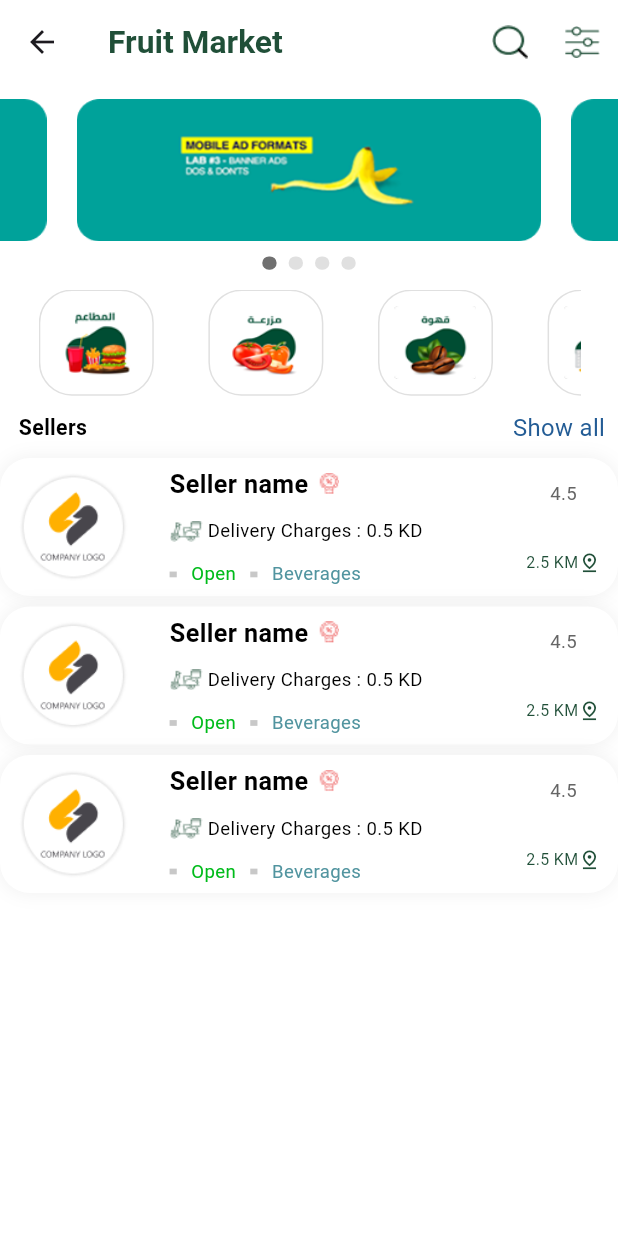
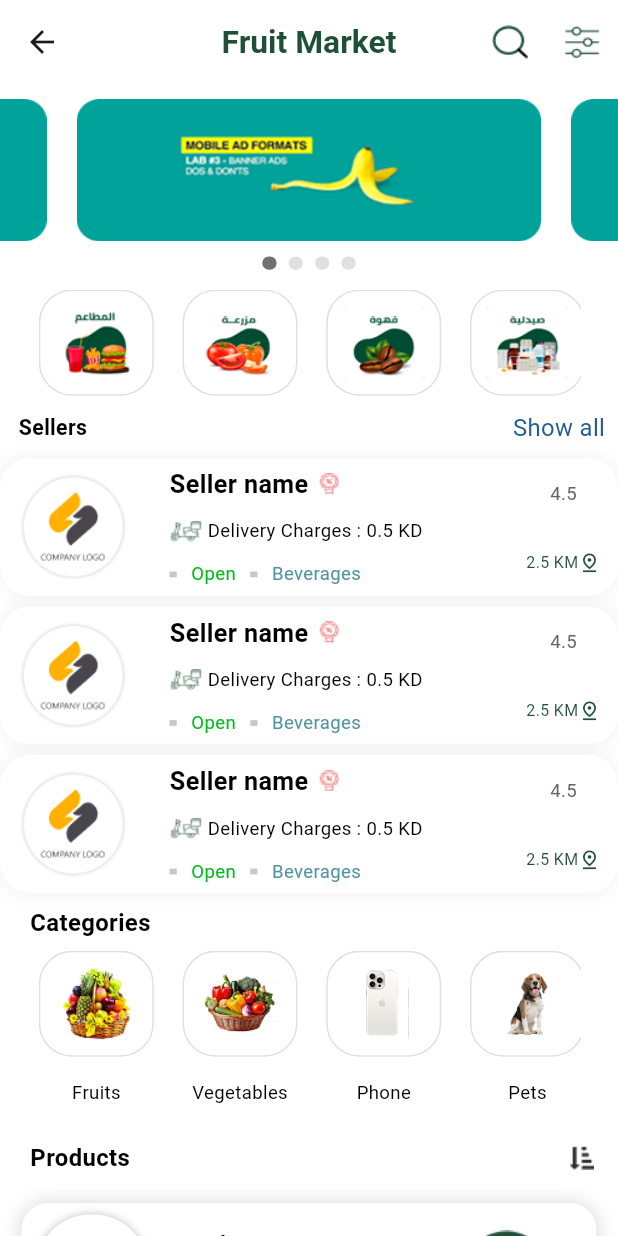
Before and after one commit to MostafaShalaby10/Fruit_App, a Flutter app: the HomeView screen opened directly, on a phone screen of 412 x 824 dp. Run offline on Flutter 3.47's test engine with Material 3 defaults, Android fonts, the phone set to English and light mode, and no system bars; drawn by our look-alikes of carousel_slider, smooth_page_indicator; our stand-ins replace device_preview, flutter_screenutil, intl_phone_field, pinput.

Commit message:
complete home page

```diff
--- /dev/null
+++ b/lib/features/home/views/home_two.dart
@@ -0,0 +1,512 @@
+import 'package:flutter/material.dart';
+import 'package:flutter_screenutil/flutter_screenutil.dart';
+
+import '../../../core/colors/colors.dart';
+import '../../../core/widgets/custom_text_widget.dart';
+
+class HomeTwo extends StatefulWidget {
+  const HomeTwo({super.key});
+
+  @override
+  State<HomeTwo> createState() => _HomeTwoState();
+}
+
+class _HomeTwoState extends State<HomeTwo> {
+  bool searchClicked = false;
+
+  @override
+  Widget build(BuildContext context) {
+    return Scaffold(
+      appBar: AppBar(
+        leading: IconButton(
+          onPressed: () {
+            Navigator.pop(context);
+          },
+          icon: const Icon(Icons.arrow_back_ios_new_outlined),
+        ),
+        centerTitle: true,
+        backgroundColor: Colors.white,
+        title: const CustomTextWidget(
+          text: "Fruit Market",
+          fontSize: 24,
+          fontWeight: FontWeight.bold,
+          color: primaryColor,
+        ),
+        actions: [
+          IconButton(
+            onPressed: () {
+              if (!searchClicked) {
+                setState(() {
+                  searchClicked = !searchClicked;
+                });
+              }
+            },
+            icon:
+                searchClicked
+                    ? const Icon(Icons.notifications_outlined)
+                    : Image.asset(
+                      "assets/Icon feather-search.png",
+                      width: 25.w,
+                    ),
+          ),
+        ],
+      ),
+
+      body: SingleChildScrollView(
+        child: Column(
+          crossAxisAlignment: CrossAxisAlignment.start,
+          children: [
+            if (searchClicked)
+              Padding(
+                padding: EdgeInsets.only(
+                  left: 18.w,
+                  right: 25.w,
+                  top: 22.h,
+                  bottom: 11.h,
+                ),
+                child: TextField(
+                  decoration: InputDecoration(
+                    hintText: "What are you looking for?",
+                    hintStyle: TextStyle(
+                      fontSize: 14.sp,
+                      fontWeight: FontWeight.w400,
+                    ),
+                    prefixIcon: const Icon(Icons.search),
+
+                    border: const OutlineInputBorder(
+                      borderSide: BorderSide(color: Colors.black),
+                    ),
+                  ),
+                ),
+              ),
+            const SellersItem(),
+            Padding(
+              padding: EdgeInsets.only(left: 21.w, top: 1.5.h, bottom: 8.h),
+              child: const CustomTextWidget(
+                text: "Categories ",
+                fontSize: 18,
+                fontWeight: FontWeight.bold,
+              ),
+            ),
+            const CategoryList(),
+            Padding(
+              padding: EdgeInsets.only(left: 21.w, top: 1.h, bottom: 7.h),
+              child: Row(
+                mainAxisAlignment: MainAxisAlignment.spaceBetween,
+                children: [
+                  const CustomTextWidget(
+                    text: "Products",
+                    fontSize: 18,
+                    fontWeight: FontWeight.bold,
+                  ),
+                  IconButton(
+                    onPressed: () {},
+                    icon: Image.asset("assets/format.png", width: 17.w),
+                  ),
+                ],
+              ),
+            ),
+            ListView.builder(
+              shrinkWrap: true,
+              physics: const NeverScrollableScrollPhysics(),
+              itemCount: 2,
+              itemBuilder:
+                  (context, index) => Padding(
+                    padding: EdgeInsets.only(bottom: 18.h),
+                    child: const ProductsItem(),
+                  ),
+            ),
+          ],
+        ),
+      ),
+    );
+  }
+}
+
+class ProductsItem extends StatefulWidget {
+  const ProductsItem({super.key});
+
+  @override
+  State<ProductsItem> createState() => _ProductsItemState();
+}
+
+class _ProductsItemState extends State<ProductsItem> {
+  bool isClicked = false;
+  int count = 1;
+  @override
+  Widget build(BuildContext context) {
+    return Padding(
+      padding: EdgeInsets.symmetric(horizontal: 15.w),
+      child: InkWell(
+        onTap:
+            () => setState(() {
+              count = 1;
+              isClicked = !isClicked;
+            }),
+        child: Container(
+          padding: EdgeInsets.only(right: 34.w, left: 10.w),
+          width: isClicked ? 394.w : 401.w,
+          height: isClicked ? 222.h : 115.h,
+          decoration: BoxDecoration(
+            color: Colors.white,
+            boxShadow: [
+              BoxShadow(
+                blurRadius: 10,
+                spreadRadius: 0,
+                color: Colors.black.withOpacity(0.16),
+              ),
+            ],
+            borderRadius: BorderRadius.circular(20.r),
+          ),
+          child: Column(
+            children: [
+              Row(
+                children: [
+                  Container(
+                    padding: const EdgeInsets.all(10),
+                    decoration: BoxDecoration(
+                      color: Colors.white,
+                      borderRadius: BorderRadius.circular(100.r),
+                      boxShadow: [
+                        BoxShadow(
+                          blurRadius: 4,
+                          spreadRadius: 0,
+                          color: Colors.black.withOpacity(0.25),
+                        ),
+                      ],
+                    ),
+                    child: Image.asset(
+                      "assets/vegetables.png",
+                      width: 57.w,
+                      height: 59.h,
+                    ),
+                  ),
+                  Expanded(
+                    child: Padding(
+                      padding: EdgeInsets.only(left: 22.w),
+                      child: Column(
+                        crossAxisAlignment: CrossAxisAlignment.start,
+                        children: [
+                          SizedBox(height: 20.h),
+
+                          const CustomTextWidget(
+                            text: "Product name",
+                            fontSize: 16,
+                            fontWeight: FontWeight.bold,
+                          ),
+                          SizedBox(height: 4.h),
+                          Row(
+                            children: [
+                              const CustomTextWidget(
+                                text: "12.00 KD",
+                                fontSize: 14,
+                                fontWeight: FontWeight.w400,
+                                color: Color(0xff656565),
+                              ),
+                              SizedBox(width: 12.w),
+                              const CustomTextWidget(
+                                text: "14.00 KD",
+                                fontSize: 14,
+                                fontWeight: FontWeight.w400,
+                                color: Color(0xffD1D1D1),
+                              ),
+                            ],
+                          ),
+
+                          SizedBox(height: 10.h),
+
+                          Container(
+                            width: 102.w,
+                            height: 22.h,
+                            padding: EdgeInsets.symmetric(horizontal: 7.w),
+                            decoration: BoxDecoration(
+                              color: const Color(0xffDF958F),
+                              borderRadius: BorderRadius.circular(15.r),
+                            ),
+                            child: const Center(
+                              child: CustomTextWidget(
+                                color: Colors.white,
+                                text: "Up to 10% Off",
+                                fontSize: 12,
+                                fontWeight: FontWeight.w500,
+                              ),
+                            ),
+                          ),
+                        ],
+                      ),
+                    ),
+                  ),
+                  if (!isClicked) Image.asset("assets/add_to_cart.png"),
+                ],
+              ),
+              if (isClicked)
+                Column(
+                  crossAxisAlignment: CrossAxisAlignment.start,
+                  children: [
+                    SizedBox(height: 18.h),
+
+                    const CustomTextWidget(
+                      textAlign: TextAlign.start,
+                      text:
+                          "Lorem ipsum dolor sit amet, consectetur adipiscing",
+                      fontSize: 16,
+                      fontWeight: FontWeight.w400,
+                      color: Color(0xff656565),
+                    ),
+                    SizedBox(height: 10.h),
+                    Row(
+                      mainAxisAlignment: MainAxisAlignment.spaceBetween,
+                      children: [
+                        Container(
+                          width: 126.w,
+                          height: 30.h,
+                          decoration: BoxDecoration(
+                            color: Colors.white,
+                            borderRadius: BorderRadius.circular(15.r),
+                            boxShadow: [
+                              BoxShadow(
+                                blurRadius: 4,
+                                spreadRadius: 0,
+                                color: Colors.black.withOpacity(0.25),
+                                offset: const Offset(0, 1),
+                              ),
+                            ],
+                          ),
+                          child: Row(
+                            mainAxisAlignment: MainAxisAlignment.spaceAround,
+                            crossAxisAlignment: CrossAxisAlignment.center,
+                            children: [
+                              IconButton(
+                                onPressed: () {
+                                  setState(() {
+                                    if (count > 1) {
+                                      count--;
+                                    }
+                                  });
+                                },
+                                icon: const Icon(Icons.remove, size: 15),
+                              ),
+                              CustomTextWidget(
+                                text: "$count",
+                                fontSize: 17,
+                                fontWeight: FontWeight.w400,
+                              ),
+                              IconButton(
+                                onPressed: () {
+                                  setState(() {
+                                    count++;
+                                  });
+                                },
+                                icon: const Icon(Icons.add, size: 15),
+                              ),
+                            ],
+                          ),
+                        ),
+                        Container(
+                          width: 144.w,
+                          height: 37.h,
+                          padding: EdgeInsets.only(
+                            left: 10.w,
+                            right: 10.w,
+                            top: 0.h,
+                            bottom: 4.h,
+                          ),
+                          decoration: BoxDecoration(
+                            boxShadow: [
+                              BoxShadow(
+                                blurRadius: 4,
+                                spreadRadius: 0,
+                                color: Colors.black.withOpacity(0.5),
+                              ),
+                            ],
+                            color: const Color(0xff204F38),
+                            borderRadius: BorderRadius.circular(15.r),
+                          ),
+                          child: Row(
+                            mainAxisAlignment: MainAxisAlignment.spaceAround,
+                            children: [
+                              Image.asset("assets/cart_icon.png"),
+                              const CustomTextWidget(
+                                text: "Add to Cart",
+                                fontSize: 16,
+                                color: Colors.white,
+                                fontWeight: FontWeight.w500,
+                              ),
+                            ],
+                          ),
+                        ),
+                      ],
+                    ),
+                  ],
+                ),
+            ],
+          ),
+        ),
+      ),
+    );
+  }
+}
+
+class SellersItem extends StatelessWidget {
+  const SellersItem({super.key});
+
+  @override
+  Widget build(BuildContext context) {
+    return Container(
+      padding: EdgeInsets.only(left: 10.w, right: 12.w),
+      height: 104.h,
+      width: 412.w,
+      decoration: BoxDecoration(
+        color: Colors.white,
+        borderRadius: BorderRadius.circular(20),
+        boxShadow: [
+          BoxShadow(
+            color: Colors.grey.withOpacity(0.25),
+            spreadRadius: 0,
+            blurRadius: 10,
+          ),
+        ],
+      ),
+      child: Row(
+        mainAxisAlignment: MainAxisAlignment.spaceAround,
+        children: [
+          Image.asset("assets/logo.png", width: 82.w, height: 82.h),
+          Expanded(
+            child: Padding(
+              padding: EdgeInsets.only(left: 26.w),
+              child: Column(
+                mainAxisAlignment: MainAxisAlignment.spaceAround,
+                crossAxisAlignment: CrossAxisAlignment.start,
+                children: [
+                  Row(
+                    children: [
+                      const CustomTextWidget(
+                        text: "Seller name",
+                        fontSize: 19,
+                        fontWeight: FontWeight.bold,
+                      ),
+                      SizedBox(width: 7.w),
+                    ],
+                  ),
+                  Row(
+                    children: [
+                      Image.asset("assets/fesba.png"),
+                      const CustomTextWidget(
+                        text: " Delivery Charges : 0.5 KD",
+                        fontSize: 14,
+                        fontWeight: FontWeight.normal,
+                      ),
+                    ],
+                  ),
+                  Row(
+                    children: [
+                      Padding(
+                        padding: EdgeInsets.only(right: 10.w),
+                        child: Container(
+                          width: 5.w,
+                          height: 4.w,
+                          color: const Color(0xffC8C8C8),
+                        ),
+                      ),
+                      const CustomTextWidget(
+                        text: "Open",
+                        fontSize: 14,
+                        fontWeight: FontWeight.normal,
+                        color: Color(0xff00BB1A),
+                      ),
+                      Padding(
+                        padding: EdgeInsets.only(right: 10.w, left: 10.w),
+                        child: Container(
+                          width: 5.w,
+                          height: 4.w,
+                          color: const Color(0xffC8C8C8),
+                        ),
+                      ),
+                      const CustomTextWidget(
+                        text: "4.5",
+                        fontSize: 14,
+                        fontWeight: FontWeight.normal,
+                        color: Color(0xff656565),
+                      ),
+                    ],
+                  ),
+                ],
+              ),
+            ),
+          ),
+          Padding(
+            padding: EdgeInsets.only(top: 10.h),
+            child: Column(
+              mainAxisAlignment: MainAxisAlignment.start,
+              children: [
+                Image.asset(alignment: Alignment.topCenter, "assets/badge.png"),
+              ],
+            ),
+          ),
+        ],
+      ),
+    );
+  }
+}
+
+class CategoryList extends StatefulWidget {
+  const CategoryList({super.key});
+
+  @override
+  State<CategoryList> createState() => _CategoryListState();
+}
+
+class _CategoryListState extends State<CategoryList> {
+  List<String> categoriesImages = [
+    "assets/fruits.png",
+    "assets/vegetables.png",
+    "assets/phone.png",
+    "assets/pets.png",
+  ];
+  List<String> categoriesTitles = ["Fruits", "Vegetables", "Phone", "Pets"];
+
+  @override
+  Widget build(BuildContext context) {
+    return Padding(
+      padding: EdgeInsets.only(left: 27.w, right: 26.w, bottom: 11.h),
+      child: SizedBox(
+        height: 117.h,
+        child: ListView.builder(
+          scrollDirection: Axis.horizontal,
+          itemCount: categoriesImages.length,
+          itemBuilder:
+              (context, index) => Padding(
+                padding: EdgeInsets.only(
+                  right: index == 3 ? 0.w : 10.w,
+                  left: index == 0 ? 0.w : 10.w,
+                ),
+                child: Column(
+                  mainAxisAlignment: MainAxisAlignment.center,
+                  crossAxisAlignment: CrossAxisAlignment.center,
+                  children: [
+                    Container(
+                      width: 80.w,
+                      height: 80.h,
+                      padding: const EdgeInsets.all(10),
+
+                      decoration: BoxDecoration(
+                        borderRadius: BorderRadius.circular(25.r),
+                        border: Border.all(color: Colors.black12),
+                      ),
+                      child: Image.asset(categoriesImages[index]),
+                    ),
+                    SizedBox(height: 17.h),
+                    CustomTextWidget(
+                      textAlign: TextAlign.center,
+                      text: categoriesTitles[index],
+                      fontSize: 14,
+                      fontWeight: FontWeight.w400,
+                    ),
+                  ],
+                ),
+              ),
+        ),
+      ),
+    );
+  }
+}
--- a/lib/features/home/views/home_view.dart
+++ b/lib/features/home/views/home_view.dart
@@ -6,6 +6,7 @@ import 'package:task_one/core/colors/colors.dart';
 import 'package:task_one/core/widgets/custom_text_form_field.dart';
 import 'package:task_one/core/widgets/custom_text_widget.dart';
 import 'package:task_one/core/widgets/nav_bar_widget.dart';
+import 'package:task_one/features/home/views/home_two.dart';
 
 import 'filter_dialog.dart';
 
@@ -29,6 +30,7 @@ class _HomeViewState extends State<HomeView> {
   Widget build(BuildContext context) {
     return Scaffold(
       appBar: AppBar(
+        centerTitle: true,
         backgroundColor: Colors.white,
         title: const CustomTextWidget(
           text: "Fruit Market",
@@ -63,6 +65,7 @@ class _HomeViewState extends State<HomeView> {
       ),
       body: SingleChildScrollView(
         child: Column(
+          crossAxisAlignment: CrossAxisAlignment.start,
           children: [
             if (searchClicked)
               Padding(
@@ -81,7 +84,7 @@ class _HomeViewState extends State<HomeView> {
                     ),
                     prefixIcon: const Icon(Icons.search),
 
-                    border: OutlineInputBorder(
+                    border: const OutlineInputBorder(
                       borderSide: BorderSide(color: Colors.black),
                     ),
                   ),
@@ -113,7 +116,8 @@ class _HomeViewState extends State<HomeView> {
                     );
                   }).toList(),
             ),
-            SmoothIndicator(
+            Center(
+              child: SmoothIndicator(
                 offset: _index.toDouble(),
                 count: 4,
                 size: const Size(49, 7),
@@ -122,6 +126,7 @@ class _HomeViewState extends State<HomeView> {
                   dotColor: Colors.black12,
                   dotWidth: 10.w,
                   dotHeight: 10.h,
+                ),
               ),
             ),
             Padding(
@@ -135,15 +140,15 @@ class _HomeViewState extends State<HomeView> {
                 height: 80.h,
                 child: ListView.builder(
                   scrollDirection: Axis.horizontal,
-                  itemCount: 4,
+                  itemCount: cards.length,
                   itemBuilder:
                       (context, index) => Container(
                         width: 80.w,
                         height: 80.h,
                         padding: const EdgeInsets.all(10),
                         margin: EdgeInsets.only(
-                          right: index == 3 ? 0.w : 19.w,
-                          left: index == 0 ? 0.w : 19.w,
+                          right: index == 3 ? 0.w : 10.w,
+                          left: index == 0 ? 0.w : 10.w,
                         ),
                         decoration: BoxDecoration(
                           borderRadius: BorderRadius.circular(25.r),
@@ -180,7 +185,54 @@ class _HomeViewState extends State<HomeView> {
               itemBuilder:
                   (context, index) => Padding(
                     padding: EdgeInsets.only(bottom: 8.h),
+                    child: InkWell(
+                      onTap: () {
+                        Navigator.push(
+                          context,
+                          MaterialPageRoute(
+                            builder: (context) => const HomeTwo(),
+                          ),
+                        );
+                      },
                       child: const SellersItem(),
+                    ),
+                  ),
+            ),
+            Padding(
+              padding: EdgeInsets.only(left: 21.w, top: 1.5.h, bottom: 8.h),
+              child: const CustomTextWidget(
+                text: "Categories ",
+                textAlign: TextAlign.start,
+                fontSize: 18,
+                fontWeight: FontWeight.bold,
+              ),
+            ),
+            const CategoryList(),
+            Padding(
+              padding: EdgeInsets.only(left: 21.w, top: 1.h, bottom: 7.h),
+              child: Row(
+                mainAxisAlignment: MainAxisAlignment.spaceBetween,
+                children: [
+                  const CustomTextWidget(
+                    text: "Products",
+                    fontSize: 18,
+                    fontWeight: FontWeight.bold,
+                  ),
+                  IconButton(
+                    onPressed: () {},
+                    icon: Image.asset("assets/format.png", width: 17.w),
+                  ),
+                ],
+              ),
+            ),
+            ListView.builder(
+              shrinkWrap: true,
+              physics: const NeverScrollableScrollPhysics(),
+              itemCount: 2,
+              itemBuilder:
+                  (context, index) => Padding(
+                    padding: EdgeInsets.only(bottom: 18.h),
+                    child: const ProductsItem(),
                   ),
             ),
           ],
--- a/lib/features/profile/views/edit_data.dart
+++ b/lib/features/profile/views/edit_data.dart
@@ -162,7 +162,7 @@ class EditData extends StatelessWidget {
             ),
 
             Padding(
-              padding: EdgeInsets.only(left: 40.w, right: 40.w),
+              padding: EdgeInsets.only(left: 40.w, right: 40.w, bottom: 239.h),
               child: SizedBox(
                 width: 347.w,
                 height: 51.h,
```
Also changed, not shown: assets/add_to_cart.png (added), assets/format.png (added), assets/fruits.png (added), assets/pets.png (added), assets/phone.png (added), assets/vegetables.png (added). Lines whose indentation alone changed are shown as unchanged.
